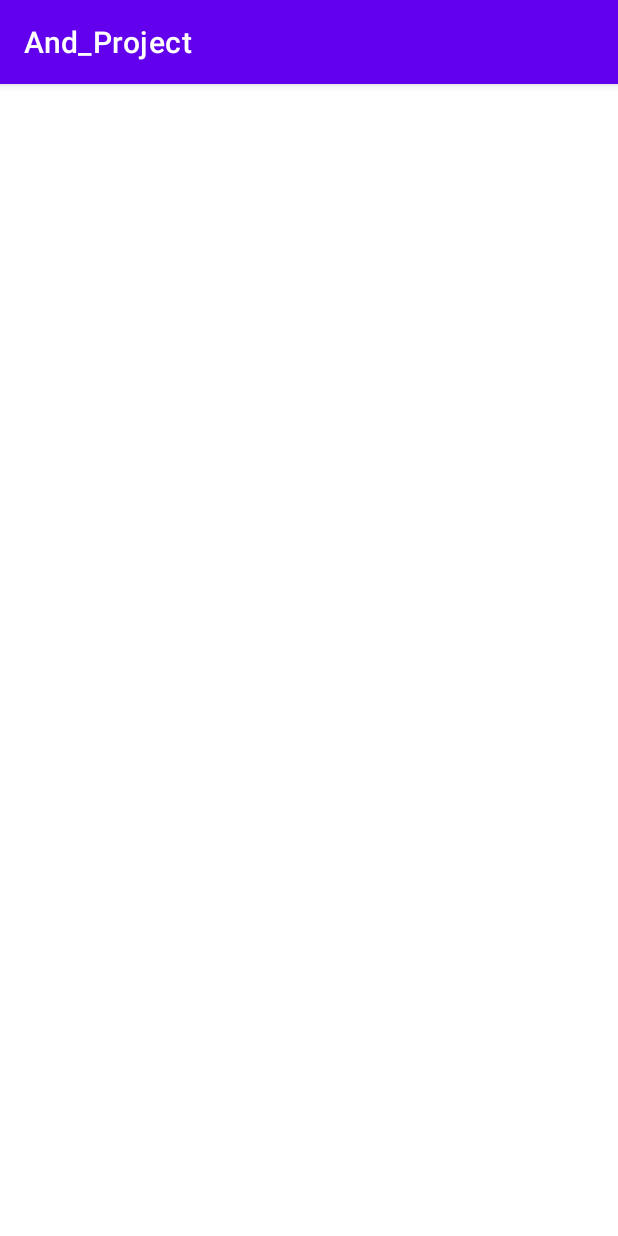
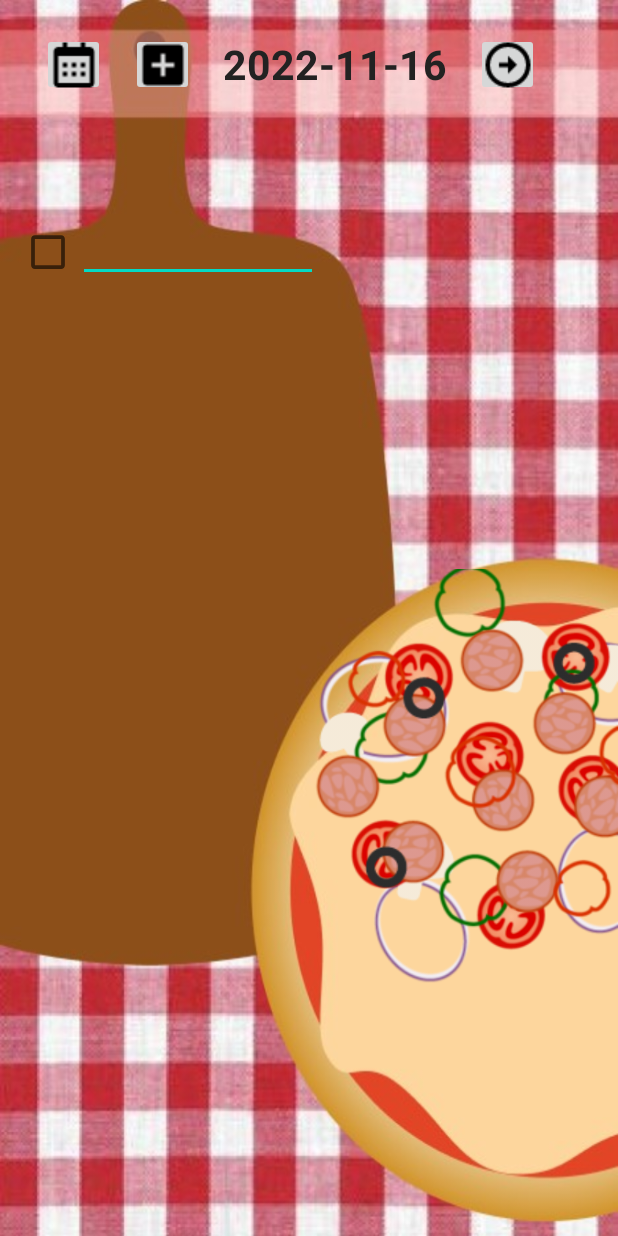
Before and after one commit to ch0515/And_Project, an Android app: the MakePizza screen opened directly, with no data from a screen before it, on a phone screen of 412 x 824 dp. Run offline under Robolectric (Android 15) with nearby library versions, the phone set to English and light mode, and no system bars.

Commit message:
피자 만들기 화면 화면 디자인 + 오늘 날짜 표시

```diff
--- a/app/src/main/java/com/cookandroid/and_project/MainActivity.java
+++ b/app/src/main/java/com/cookandroid/and_project/MainActivity.java
@@ -41,6 +41,13 @@ Button MakeP, btn_Calender;
                 startActivity(in);
             }
         });
+        MakeP.setOnClickListener(new View.OnClickListener() {
+            @Override
+            public void onClick(View view) {
+                Intent in = new Intent(MainActivity.this, MakePizza.class);
+                startActivity(in);
+            }
+        });
     }
 
 }
--- a/app/src/main/java/com/cookandroid/and_project/MakePizza.java
+++ b/app/src/main/java/com/cookandroid/and_project/MakePizza.java
@@ -1,14 +1,29 @@
 package com.cookandroid.and_project;
 
+import androidx.appcompat.app.ActionBar;
 import androidx.appcompat.app.AppCompatActivity;
 
 import android.os.Bundle;
+import android.widget.TextView;
+
+import java.util.Calendar;
 
 public class MakePizza extends AppCompatActivity {
-
+TextView Today;
     @Override
     protected void onCreate(Bundle savedInstanceState) {
         super.onCreate(savedInstanceState);
         setContentView(R.layout.activity_make_pizza);
+        ActionBar actionBar = getSupportActionBar();
+        actionBar.hide();
+        Today = findViewById(R.id.Today);
+
+        Calendar cal = Calendar.getInstance();
+        int y=0, m=0, d=0;
+
+        y = cal.get(Calendar.YEAR);
+        m = cal.get(Calendar.MONTH);
+        d = cal.get(Calendar.DAY_OF_MONTH);
+        Today.setText(y+"-"+(m+1)+"-"+d);
     }
 }
--- a/app/src/main/res/layout/activity_make_pizza.xml
+++ b/app/src/main/res/layout/activity_make_pizza.xml
@@ -1,9 +1,113 @@
 <?xml version="1.0" encoding="utf-8"?>
-<androidx.constraintlayout.widget.ConstraintLayout xmlns:android="http://schemas.android.com/apk/res/android"
+<LinearLayout xmlns:android="http://schemas.android.com/apk/res/android"
     xmlns:app="http://schemas.android.com/apk/res-auto"
     xmlns:tools="http://schemas.android.com/tools"
     android:layout_width="match_parent"
     android:layout_height="match_parent"
+    android:orientation="vertical"
+    android:background="@drawable/makeback"
     tools:context=".MakePizza">
 
-</androidx.constraintlayout.widget.ConstraintLayout>
+    <LinearLayout
+        android:layout_width="match_parent"
+        android:layout_height="wrap_content"
+        android:orientation="horizontal">
+        <ImageButton
+            android:id="@+id/btn_cal"
+            android:layout_width="42dp"
+            android:layout_height="42dp"
+            android:layout_marginTop="22dp"
+            android:layout_marginLeft="28dp"
+            android:src="@drawable/calendar"/>
+        <ImageButton
+            android:layout_width="42dp"
+            android:layout_height="42dp"
+            android:src="@drawable/plus"
+            android:layout_marginLeft="17dp"
+            android:layout_marginTop="22dp"/>
+        <TextView android:id="@+id/Today"
+            android:layout_width="wrap_content"
+            android:layout_height="wrap_content"
+            android:text="2022 - 08 - 16"
+            android:textSize="27dp" android:textStyle="bold"
+            android:textColor="#222222"
+            android:layout_marginLeft="19dp"
+            android:layout_marginTop="24dp"/>
+        <ImageButton
+            android:layout_width="42dp"
+            android:layout_height="42dp"
+            android:layout_marginTop="22dp"
+            android:src="@drawable/rightarrow"
+            android:layout_marginLeft="19dp"/>
+    </LinearLayout>
+    <LinearLayout
+        android:layout_marginTop="80dp"
+        android:layout_marginLeft="12dp"
+        android:id="@+id/list"
+        android:layout_width="match_parent"
+        android:layout_height="wrap_content"
+        android:orientation="horizontal">
+        <CheckBox
+            android:id="@+id/item_switch"
+            android:layout_width="40dp"
+            android:layout_height="40dp"
+            android:button="@null"
+            android:background="?android:attr/listChoiceIndicatorMultiple"/>
+        <EditText
+            android:layout_width="160dp"
+            android:layout_height="44dp"/>
+    </LinearLayout>
+    <FrameLayout
+        android:layout_width="wrap_content"
+        android:layout_height="wrap_content">
+        <ImageView android:id="@+id/oni"
+            android:layout_marginLeft="170dp"
+            android:layout_marginTop="220dp"
+            android:layout_width="wrap_content"
+            android:layout_height="wrap_content"
+            android:visibility="visible"
+            android:src="@drawable/oni"/>
+        <ImageView android:id="@+id/mus"
+            android:layout_marginLeft="170dp"
+            android:layout_marginTop="180dp"
+            android:layout_width="wrap_content"
+            android:layout_height="wrap_content"
+            android:visibility="visible"
+            android:src="@drawable/mus"/>
+        <ImageView android:id="@+id/tom"
+            android:layout_marginLeft="170dp"
+            android:layout_marginTop="200dp"
+            android:layout_width="wrap_content"
+            android:layout_height="wrap_content"
+            android:visibility="visible"
+            android:src="@drawable/tom"/>
+        <ImageView android:id="@+id/pi"
+            android:layout_marginLeft="170dp"
+            android:layout_marginTop="180dp"
+            android:layout_width="wrap_content"
+            android:layout_height="wrap_content"
+            android:visibility="visible"
+            android:src="@drawable/pi"/>
+        <ImageView android:id="@+id/ham"
+            android:layout_marginLeft="170dp"
+            android:layout_marginTop="200dp"
+            android:layout_width="wrap_content"
+            android:layout_height="wrap_content"
+            android:visibility="visible"
+            android:src="@drawable/ham"/>
+        <ImageView android:id="@+id/oli"
+            android:layout_marginLeft="170dp"
+            android:layout_marginTop="180dp"
+            android:layout_width="wrap_content"
+            android:layout_height="wrap_content"
+            android:visibility="visible"
+            android:src="@drawable/oli"/>
+        <ImageView android:id="@+id/pa"
+            android:layout_marginLeft="170dp"
+            android:layout_marginTop="180dp"
+            android:layout_width="wrap_content"
+            android:layout_height="wrap_content"
+            android:visibility="visible"
+            android:src="@drawable/pa"/>
+    </FrameLayout>
+</LinearLayout>
```
Also changed, not shown: app/src/main/res/drawable-v24/calendar.png (added), app/src/main/res/drawable-v24/ham.png (added), app/src/main/res/drawable-v24/makeback.jpg (added), app/src/main/res/drawable-v24/mus.png (added), app/src/main/res/drawable-v24/oli.png (added), app/src/main/res/drawable-v24/oni.png (added), app/src/main/res/drawable-v24/pa.png (added), app/src/main/res/drawable-v24/pi.png (added), app/src/main/res/drawable-v24/plus.png (added), app/src/main/res/drawable-v24/rightarrow.png (added), app/src/main/res/drawable-v24/tom.png (added).
